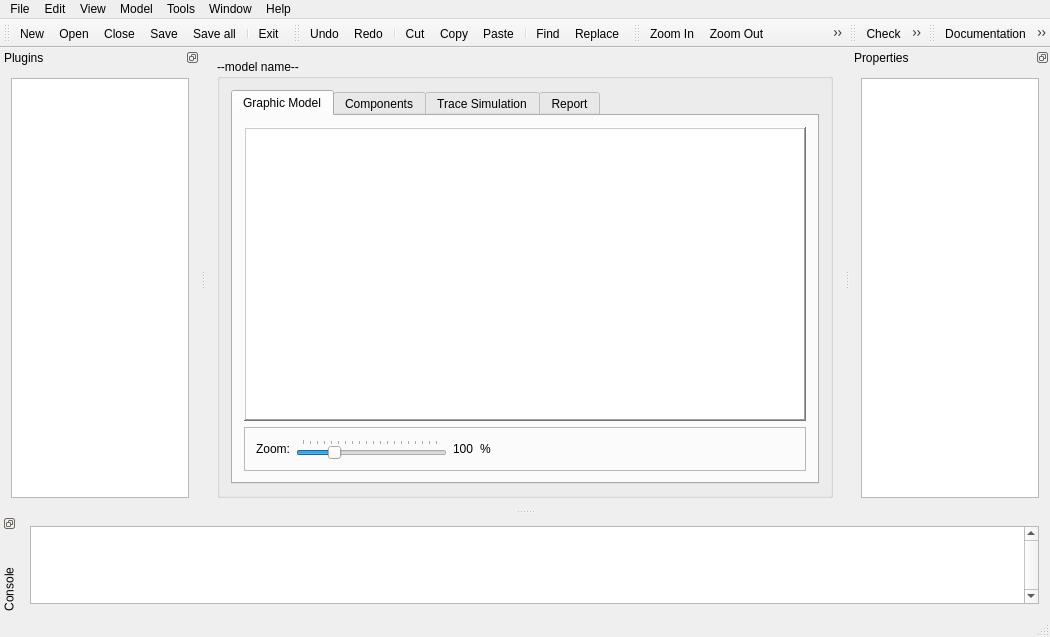
Before: the Qt Designer form qtGuiProject/QtRebornedGenesys/mainwindow.ui in ljmotta/2019_2022_GenESyS, drawn with Qt 5.
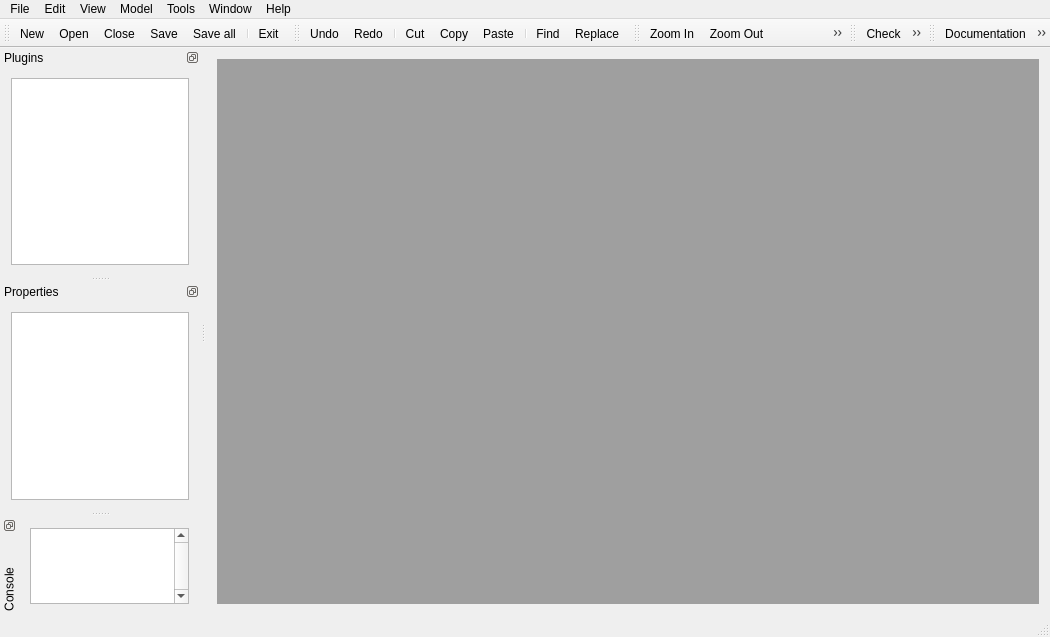
After: the same form once the commit is applied. The open tabs and pages were chosen to show the change. Icons and pictures are not drawn.

What changed in the file:
```diff
--- a/qtGuiProject/QtRebornedGenesys/mainwindow.ui
+++ b/qtGuiProject/QtRebornedGenesys/mainwindow.ui
@@ -25,178 +25,7 @@
    </property>
    <layout class="QGridLayout" name="gridLayout">
     <item row="0" column="0">
-     <widget class="QGroupBox" name="groupBoxModel">
-      <property name="sizePolicy">
-       <sizepolicy hsizetype="Expanding" vsizetype="Expanding">
-        <horstretch>0</horstretch>
-        <verstretch>0</verstretch>
-       </sizepolicy>
-      </property>
-      <property name="baseSize">
-       <size>
-        <width>0</width>
-        <height>0</height>
-       </size>
-      </property>
-      <property name="title">
-       <string>--model name--</string>
-      </property>
-      <layout class="QVBoxLayout" name="verticalLayout_6">
-       <item>
-        <widget class="QTabWidget" name="tabWidget">
-         <property name="currentIndex">
-          <number>1</number>
-         </property>
-         <widget class="QWidget" name="tabModelGraphicModel">
-          <attribute name="title">
-           <string>Graphic Model</string>
-          </attribute>
-          <layout class="QVBoxLayout" name="verticalLayout_2">
-           <item>
-            <widget class="QGraphicsView" name="graphicsViewModel">
-             <property name="frameShape">
-              <enum>QFrame::WinPanel</enum>
-             </property>
-             <property name="frameShadow">
-              <enum>QFrame::Raised</enum>
-             </property>
-             <property name="lineWidth">
-              <number>2</number>
-             </property>
-             <property name="midLineWidth">
-              <number>2</number>
-             </property>
-             <property name="backgroundBrush">
-              <brush brushstyle="NoBrush">
-               <color alpha="255">
-                <red>200</red>
-                <green>200</green>
-                <blue>200</blue>
-               </color>
-              </brush>
-             </property>
-             <property name="dragMode">
-              <enum>QGraphicsView::NoDrag</enum>
-             </property>
-            </widget>
-           </item>
-           <item>
-            <widget class="QFrame" name="frame">
-             <property name="sizePolicy">
-              <sizepolicy hsizetype="Preferred" vsizetype="Minimum">
-               <horstretch>0</horstretch>
-               <verstretch>0</verstretch>
-              </sizepolicy>
-             </property>
-             <property name="frameShape">
-              <enum>QFrame::StyledPanel</enum>
-             </property>
-             <property name="frameShadow">
-              <enum>QFrame::Raised</enum>
-             </property>
-             <layout class="QHBoxLayout" name="horizontalLayout">
-              <item>
-               <widget class="QLabel" name="label">
-                <property name="text">
-                 <string>Zoom:</string>
-                </property>
-                <property name="buddy">
-                 <cstring>horizontalSlider</cstring>
-                </property>
-               </widget>
-              </item>
-              <item>
-               <widget class="QSlider" name="horizontalSlider">
-                <property name="minimum">
-                 <number>10</number>
-                </property>
-                <property name="maximum">
-                 <number>400</number>
-                </property>
-                <property name="singleStep">
-                 <number>10</number>
-                </property>
-                <property name="value">
-                 <number>100</number>
-                </property>
-                <property name="orientation">
-                 <enum>Qt::Horizontal</enum>
-                </property>
-                <property name="tickPosition">
-                 <enum>QSlider::TicksAbove</enum>
-                </property>
-                <property name="tickInterval">
-                 <number>20</number>
-                </property>
-               </widget>
-              </item>
-              <item>
-               <widget class="QLabel" name="label_2">
-                <property name="text">
-                 <string>100</string>
-                </property>
-               </widget>
-              </item>
-              <item>
-               <widget class="QLabel" name="label_3">
-                <property name="lineWidth">
-                 <number>0</number>
-                </property>
-                <property name="text">
-                 <string>%</string>
-                </property>
-               </widget>
-              </item>
-              <item>
-               <spacer name="horizontalSpacer">
-                <property name="orientation">
-                 <enum>Qt::Horizontal</enum>
-                </property>
-                <property name="sizeHint" stdset="0">
-                 <size>
-                  <width>40</width>
-                  <height>20</height>
-                 </size>
-                </property>
-               </spacer>
-              </item>
-              <item>
-               <spacer name="horizontalSpacer_2">
-                <property name="orientation">
-                 <enum>Qt::Horizontal</enum>
-                </property>
-                <property name="sizeHint" stdset="0">
-                 <size>
-                  <width>40</width>
-                  <height>20</height>
-                 </size>
-                </property>
-               </spacer>
-              </item>
-             </layout>
-            </widget>
-           </item>
-          </layout>
-         </widget>
-         <widget class="QWidget" name="tabModelComponents">
-          <attribute name="title">
-           <string>Components</string>
-          </attribute>
-         </widget>
-         <widget class="QWidget" name="tab_3">
-          <attribute name="title">
-           <string>Trace Simulation</string>
-          </attribute>
-         </widget>
-         <widget class="QWidget" name="tab">
-          <attribute name="title">
-           <string>Report</string>
-          </attribute>
-         </widget>
-        </widget>
-       </item>
-      </layout>
-     </widget>
+     <widget class="QMdiArea" name="mdiArea"/>
     </item>
    </layout>
   </widget>
@@ -501,7 +330,7 @@
     <string>Properties</string>
    </property>
    <attribute name="dockWidgetArea">
-    <number>2</number>
+    <number>1</number>
    </attribute>
    <widget class="QWidget" name="dockWidgetContentsProperties">
     <layout class="QVBoxLayout" name="verticalLayout_3">
@@ -556,7 +385,7 @@
     <string>Console</string>
    </property>
    <attribute name="dockWidgetArea">
-    <number>8</number>
+    <number>1</number>
    </attribute>
    <widget class="QWidget" name="dockWidgetContentsConsole">
     <layout class="QVBoxLayout" name="verticalLayout_4">
```
Left out of the diff: 19 changed lines with no effect on the pictures.
